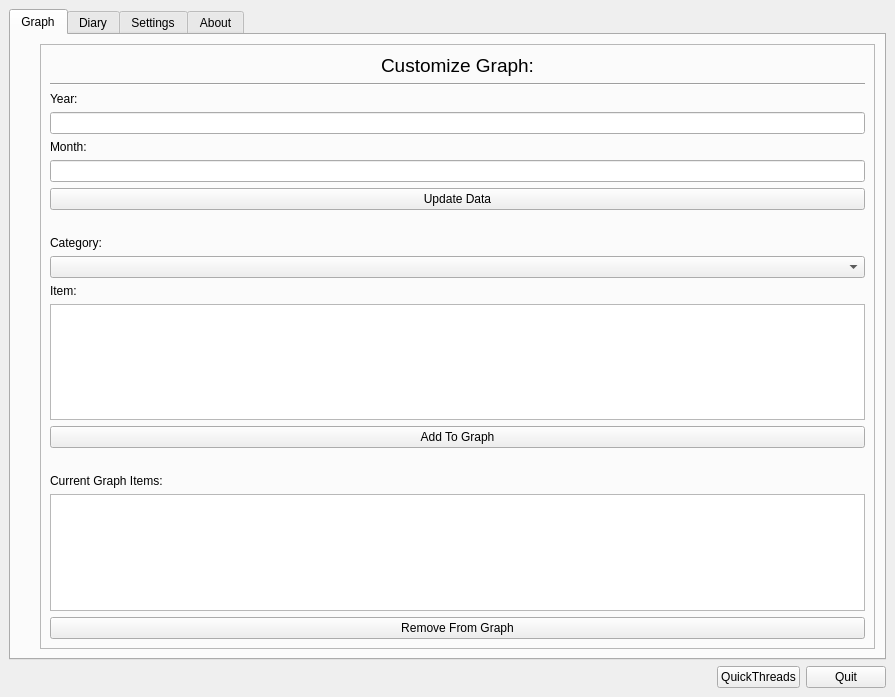
Qt form pyqt/ht/main_window.ui (opetelin/olegs_test_repo) before a commit.
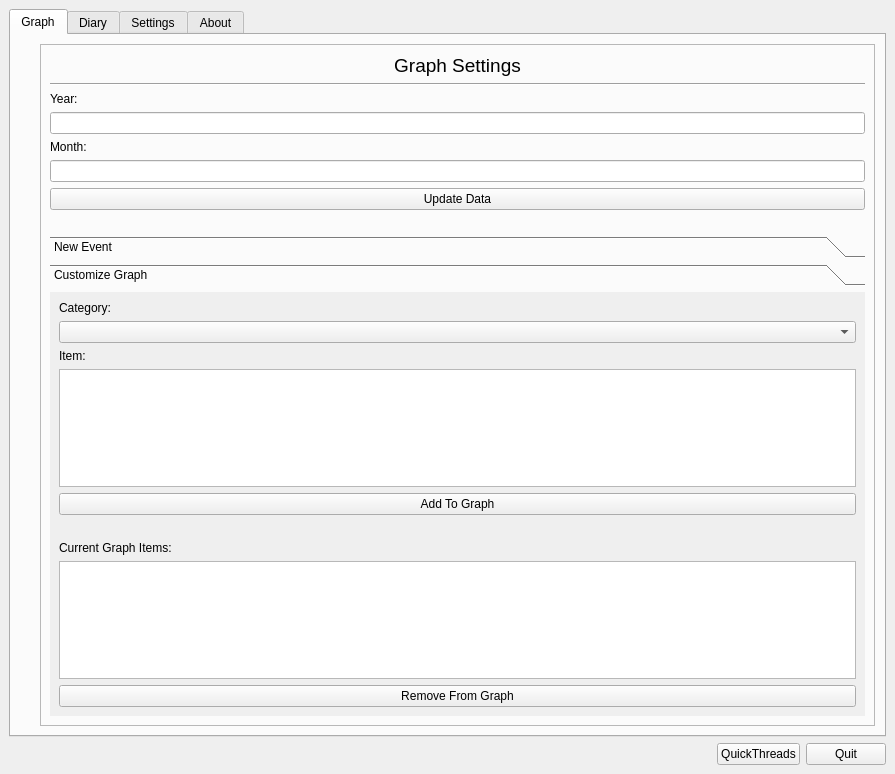
The same form after that commit. The open tabs and pages were chosen to show the change.

The edit to the form file:
```diff
--- a/pyqt/ht/main_window.ui
+++ b/pyqt/ht/main_window.ui
@@ -7,7 +7,7 @@
     <x>0</x>
     <y>0</y>
     <width>895</width>
-    <height>697</height>
+    <height>774</height>
    </rect>
   </property>
   <property name="windowTitle">
@@ -55,7 +55,7 @@
              <item>
               <widget class="QLabel" name="label_7">
                <property name="text">
-                <string>&lt;html&gt;&lt;head/&gt;&lt;body&gt;&lt;p align=&quot;center&quot;&gt;&lt;span style=&quot; font-size:14pt;&quot;&gt;Customize Graph:&lt;/span&gt;&lt;/p&gt;&lt;/body&gt;&lt;/html&gt;</string>
+                <string>&lt;html&gt;&lt;head/&gt;&lt;body&gt;&lt;p align=&quot;center&quot;&gt;&lt;span style=&quot; font-size:14pt;&quot;&gt;Graph Settings&lt;/span&gt;&lt;/p&gt;&lt;/body&gt;&lt;/html&gt;</string>
                </property>
               </widget>
              </item>
@@ -69,7 +69,7 @@
              <item>
               <widget class="QLabel" name="label_2">
                <property name="sizePolicy">
-                <sizepolicy hsizetype="Fixed" vsizetype="Fixed">
+                <sizepolicy hsizetype="Preferred" vsizetype="Fixed">
                  <horstretch>0</horstretch>
                  <verstretch>0</verstretch>
                 </sizepolicy>
@@ -92,7 +92,7 @@
              <item alignment="Qt::AlignTop">
               <widget class="QLabel" name="label">
                <property name="sizePolicy">
-                <sizepolicy hsizetype="Fixed" vsizetype="Fixed">
+                <sizepolicy hsizetype="Preferred" vsizetype="Fixed">
                  <horstretch>0</horstretch>
                  <verstretch>0</verstretch>
                 </sizepolicy>
@@ -126,27 +126,90 @@
               </spacer>
              </item>
              <item>
+              <widget class="QToolBox" name="toolBox">
+               <property name="currentIndex">
+                <number>0</number>
+               </property>
+               <widget class="QWidget" name="page">
+                <property name="geometry">
+                 <rect>
+                  <x>0</x>
+                  <y>0</y>
+                  <width>799</width>
+                  <height>378</height>
+                 </rect>
+                </property>
+                <attribute name="label">
+                 <string>New Event</string>
+                </attribute>
+               </widget>
+               <widget class="QWidget" name="page_2">
+                <property name="geometry">
+                 <rect>
+                  <x>0</x>
+                  <y>0</y>
+                  <width>799</width>
+                  <height>378</height>
+                 </rect>
+                </property>
+                <attribute name="label">
+                 <string>Customize Graph</string>
+                </attribute>
+                <layout class="QVBoxLayout" name="verticalLayout_7">
+                 <item>
               <widget class="QLabel" name="label_6">
+                   <property name="sizePolicy">
+                    <sizepolicy hsizetype="Preferred" vsizetype="Preferred">
+                     <horstretch>0</horstretch>
+                     <verstretch>0</verstretch>
+                    </sizepolicy>
+                   </property>
                <property name="text">
                 <string>Category:</string>
                </property>
               </widget>
              </item>
              <item>
-              <widget class="QComboBox" name="cmb_thread_select"/>
+                  <widget class="QComboBox" name="cmb_thread_select">
+                   <property name="sizePolicy">
+                    <sizepolicy hsizetype="Preferred" vsizetype="Fixed">
+                     <horstretch>0</horstretch>
+                     <verstretch>0</verstretch>
+                    </sizepolicy>
+                   </property>
+                  </widget>
              </item>
              <item>
               <widget class="QLabel" name="label_8">
+                   <property name="sizePolicy">
+                    <sizepolicy hsizetype="Preferred" vsizetype="Preferred">
+                     <horstretch>0</horstretch>
+                     <verstretch>0</verstretch>
+                    </sizepolicy>
+                   </property>
                <property name="text">
                 <string>Item:</string>
                </property>
               </widget>
              </item>
              <item>
-              <widget class="QListWidget" name="lst_item_select"/>
+                  <widget class="QListWidget" name="lst_item_select">
+                   <property name="sizePolicy">
+                    <sizepolicy hsizetype="Preferred" vsizetype="Expanding">
+                     <horstretch>0</horstretch>
+                     <verstretch>0</verstretch>
+                    </sizepolicy>
+                   </property>
+                  </widget>
              </item>
              <item>
               <widget class="QPushButton" name="btn_add_graph_item">
+                   <property name="sizePolicy">
+                    <sizepolicy hsizetype="Preferred" vsizetype="Fixed">
+                     <horstretch>0</horstretch>
+                     <verstretch>0</verstretch>
+                    </sizepolicy>
+                   </property>
                <property name="text">
                 <string>Add To Graph</string>
                </property>
@@ -167,33 +230,53 @@
              </item>
              <item>
               <widget class="QLabel" name="label_9">
+                   <property name="sizePolicy">
+                    <sizepolicy hsizetype="Preferred" vsizetype="Preferred">
+                     <horstretch>0</horstretch>
+                     <verstretch>0</verstretch>
+                    </sizepolicy>
+                   </property>
                <property name="text">
                 <string>Current Graph Items:</string>
                </property>
               </widget>
              </item>
              <item>
-              <widget class="QListWidget" name="lst_active_graph_items"/>
+                  <widget class="QListWidget" name="lst_active_graph_items">
+                   <property name="sizePolicy">
+                    <sizepolicy hsizetype="Preferred" vsizetype="Expanding">
+                     <horstretch>0</horstretch>
+                     <verstretch>0</verstretch>
+                    </sizepolicy>
+                   </property>
+                  </widget>
              </item>
              <item>
               <widget class="QPushButton" name="btn_remove_graph_item">
+                   <property name="sizePolicy">
+                    <sizepolicy hsizetype="Preferred" vsizetype="Fixed">
+                     <horstretch>0</horstretch>
+                     <verstretch>0</verstretch>
+                    </sizepolicy>
+                   </property>
                <property name="text">
                 <string>Remove From Graph</string>
                </property>
               </widget>
              </item>
-             <item>
-              <spacer name="verticalSpacer_2">
-               <property name="orientation">
-                <enum>Qt::Vertical</enum>
-               </property>
-               <property name="sizeHint" stdset="0">
-                <size>
-                 <width>20</width>
-                 <height>40</height>
-                </size>
-               </property>
-              </spacer>
+                </layout>
+                <zorder>label_6</zorder>
+                <zorder>btn_remove_graph_item</zorder>
+                <zorder>label_8</zorder>
+                <zorder>label_9</zorder>
+                <zorder>lst_active_graph_items</zorder>
+                <zorder>cmb_thread_select</zorder>
+                <zorder>lst_item_select</zorder>
+                <zorder>label_6</zorder>
+                <zorder>btn_add_graph_item</zorder>
+                <zorder>horizontalSpacer_2</zorder>
+               </widget>
+              </widget>
              </item>
             </layout>
            </widget>
```
Left out of the diff: 19 changed lines with no effect on the pictures. Lines whose indentation alone changed are shown as unchanged.
